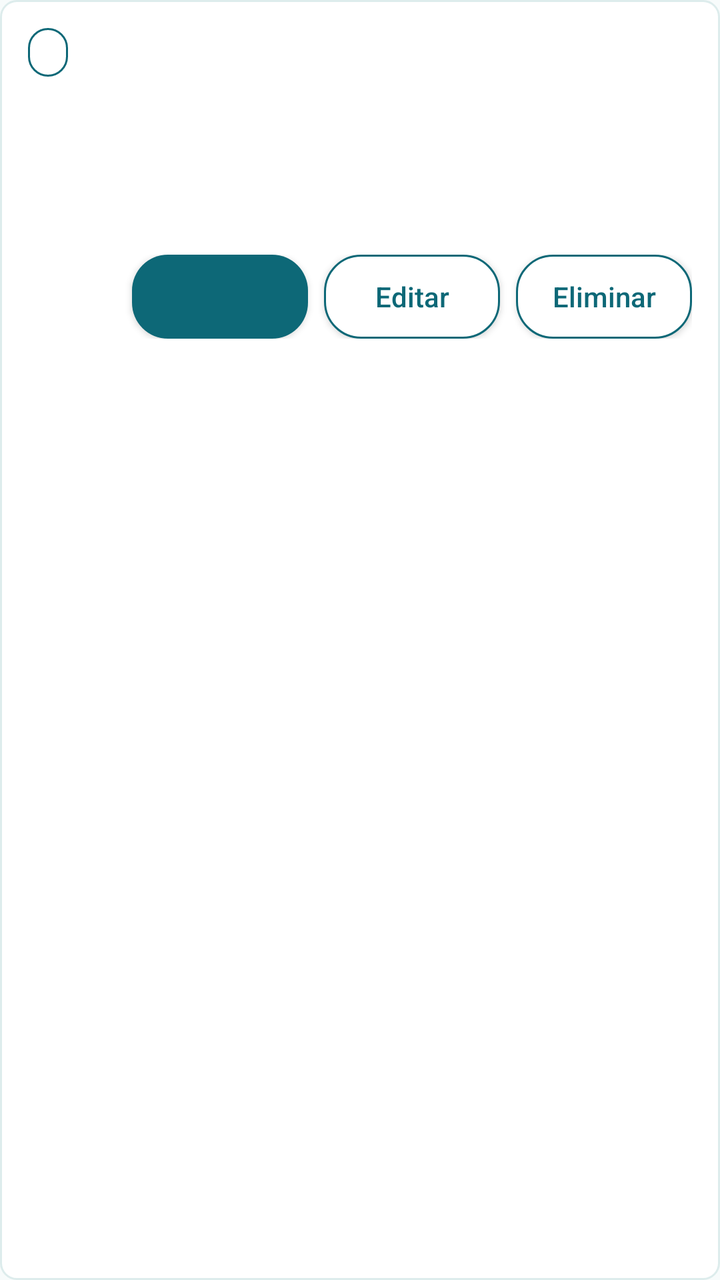
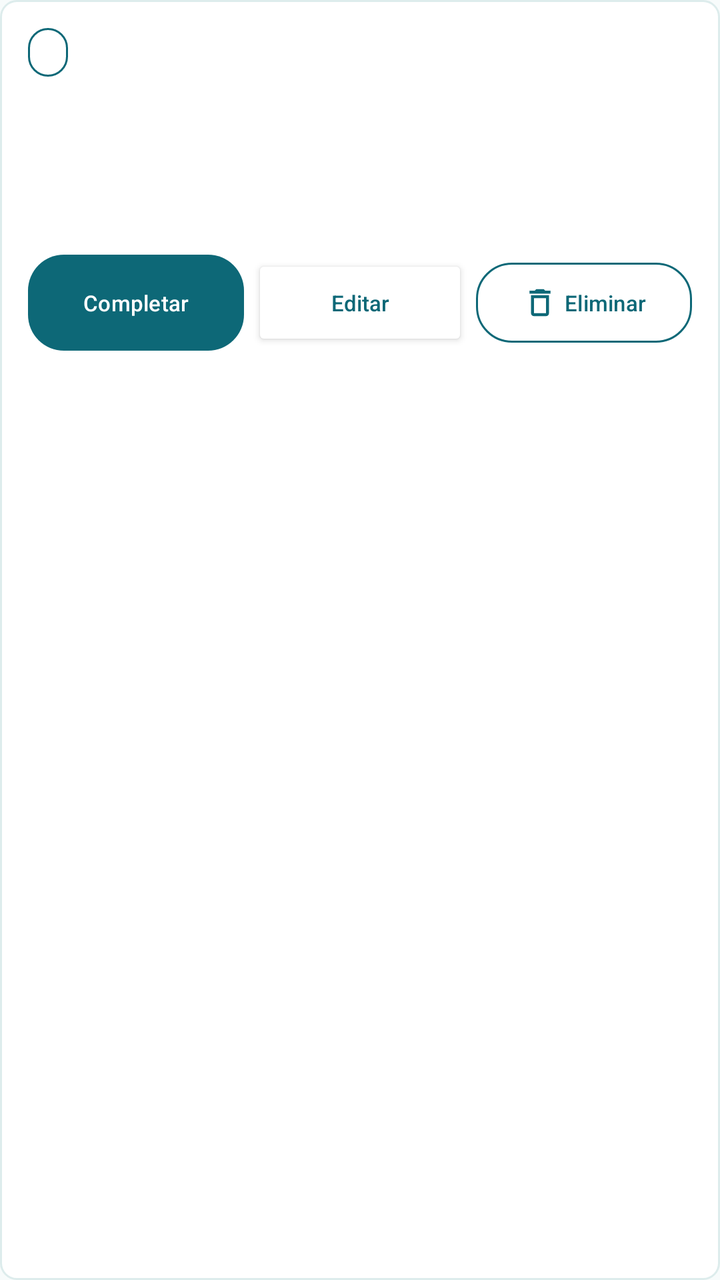

The first picture is an Android layout as it rendered before a commit; the second is the same layout after the commit. The layout source and the unified diff follow.
<!-- AndroidManifest.xml: application theme Theme.FinalProject -->
<!-- res/layout/item_task.xml -->
<?xml version="1.0" encoding="utf-8"?>
<LinearLayout xmlns:android="http://schemas.android.com/apk/res/android"
    android:layout_width="match_parent"
    android:layout_height="wrap_content"
    android:layout_marginBottom="10dp"
    android:background="@drawable/bg_task_item"
    android:orientation="vertical"
    android:padding="14dp">

    <TextView
        android:id="@+id/taskStatusText"
        android:layout_width="wrap_content"
        android:layout_height="wrap_content"
        android:background="@drawable/bg_help_button"
        android:paddingStart="10dp"
        android:paddingTop="4dp"
        android:paddingEnd="10dp"
        android:paddingBottom="4dp"
        android:textColor="@color/homepet_primary"
        android:textSize="12sp"
        android:textStyle="bold" />

    <TextView
        android:id="@+id/taskTitleText"
        android:layout_width="match_parent"
        android:layout_height="wrap_content"
        android:layout_marginTop="8dp"
        android:textColor="@color/homepet_text"
        android:textSize="18sp"
        android:textStyle="bold" />

    <TextView
        android:id="@+id/taskMetaText"
        android:layout_width="match_parent"
        android:layout_height="wrap_content"
        android:layout_marginTop="4dp"
        android:textColor="@color/homepet_text_muted"
        android:textSize="13sp" />

    <TextView
        android:id="@+id/taskDescriptionText"
        android:layout_width="match_parent"
        android:layout_height="wrap_content"
        android:layout_marginTop="6dp"
        android:textColor="@color/homepet_text"
        android:textSize="14sp" />

    <TextView
        android:id="@+id/taskLocationText"
        android:layout_width="match_parent"
        android:layout_height="wrap_content"
        android:layout_marginTop="6dp"
        android:textColor="@color/homepet_text_muted"
        android:textSize="13sp"
        android:visibility="gone" />

    <Button
        android:id="@+id/openLocationButton"
        android:layout_width="wrap_content"
        android:layout_height="42dp"
        android:layout_marginTop="8dp"
        android:text="@string/open_in_maps"
        android:textAllCaps="false"
        android:visibility="gone" />

    <LinearLayout
        android:layout_width="match_parent"
        android:layout_height="wrap_content"
        android:layout_marginTop="10dp"
        android:gravity="end"
        android:orientation="horizontal">

        <Button
            android:id="@+id/completeTaskButton"
            android:layout_width="wrap_content"
            android:layout_height="42dp"
            android:background="@drawable/bg_primary_button"
            android:backgroundTint="@null"
            android:textAllCaps="false"
            android:textColor="@color/homepet_on_primary" />

        <Button
            android:id="@+id/editTaskButton"
            android:layout_width="wrap_content"
            android:layout_height="42dp"
            android:layout_marginStart="8dp"
            android:background="@drawable/bg_help_button"
            android:backgroundTint="@null"
            android:text="@string/edit_task"
            android:textAllCaps="false"
            android:textColor="@color/homepet_primary" />

        <Button
            android:id="@+id/deleteTaskButton"
            android:layout_width="wrap_content"
            android:layout_height="42dp"
            android:layout_marginStart="8dp"
            android:background="@drawable/bg_help_button"
            android:backgroundTint="@null"
            android:text="@string/delete_task"
            android:textAllCaps="false"
            android:textColor="@color/homepet_primary" />
    </LinearLayout>
</LinearLayout>
<!-- resources referenced by this layout -->
<resources>
  <color name="homepet_on_primary">#FFFFFFFF</color>
  <color name="homepet_primary">#0D6877</color>
  <color name="homepet_text">#1F2D2F</color>
  <color name="homepet_text_muted">#71858A</color>
  <!-- drawable bg_primary_button (drawable) -->
  <?xml version="1.0" encoding="utf-8"?>
  <selector xmlns:android="http://schemas.android.com/apk/res/android">
      <item android:state_pressed="true">
          <shape>
              <solid android:color="@color/homepet_primary_dark" />
              <corners android:radius="18dp" />
          </shape>
      </item>
      <item>
          <shape>
              <solid android:color="@color/homepet_primary" />
              <corners android:radius="18dp" />
          </shape>
      </item>
  </selector>
  <!-- drawable bg_task_item (drawable) -->
  <?xml version="1.0" encoding="utf-8"?>
  <shape xmlns:android="http://schemas.android.com/apk/res/android">
      <solid android:color="@color/homepet_surface" />
      <stroke
          android:width="1dp"
          android:color="@color/homepet_input_border" />
      <corners android:radius="8dp" />
  </shape>
  <string name="delete_task">Eliminar</string>
  <string name="edit_task">Editar</string>
  <string name="open_in_maps">Abrir ubicación</string>
  <style name="Theme.FinalProject" parent="Base.Theme.FinalProject" />
  <color name="homepet_pressed_surface">#E8F2F3</color>
  <color name="homepet_surface">#FFFFFFFF</color>
  <color name="homepet_primary_dark">#084E5A</color>
  <color name="homepet_input_border">#DDECEC</color>
  <color name="white">#FFFFFFFF</color>
  <color name="homepet_background">#F7FBFB</color>
  <!-- unchanged entries left out for length: 2 -->
</resources>

<!-- the commit's change to res/layout/item_task.xml (unified diff, before → after) -->
@@ -1,5 +1,6 @@
 <?xml version="1.0" encoding="utf-8"?>
 <LinearLayout xmlns:android="http://schemas.android.com/apk/res/android"
+    xmlns:app="http://schemas.android.com/apk/res-auto"
     android:layout_width="match_parent"
     android:layout_height="wrap_content"
     android:layout_marginBottom="10dp"
@@ -54,14 +55,24 @@
         android:textSize="13sp"
         android:visibility="gone" />
 
-    <Button
+    <com.google.android.material.button.MaterialButton
         android:id="@+id/openLocationButton"
-        android:layout_width="wrap_content"
-        android:layout_height="42dp"
+        android:layout_width="match_parent"
+        android:layout_height="48dp"
         android:layout_marginTop="8dp"
+        android:maxLines="1"
         android:text="@string/open_in_maps"
         android:textAllCaps="false"
-        android:visibility="gone" />
+        android:textColor="@color/homepet_primary"
+        android:visibility="gone"
+        app:backgroundTint="@color/homepet_surface"
+        app:cornerRadius="18dp"
+        app:icon="@drawable/ic_map_24"
+        app:iconGravity="textStart"
+        app:iconPadding="8dp"
+        app:iconTint="@color/homepet_primary"
+        app:strokeColor="@color/homepet_primary"
+        app:strokeWidth="1dp" />
 
     <LinearLayout
         android:layout_width="match_parent"
@@ -70,35 +81,69 @@
         android:gravity="end"
         android:orientation="horizontal">
 
-        <Button
+        <com.google.android.material.button.MaterialButton
             android:id="@+id/completeTaskButton"
-            android:layout_width="wrap_content"
-            android:layout_height="42dp"
+            android:layout_width="0dp"
+            android:layout_height="48dp"
+            android:layout_weight="1"
             android:background="@drawable/bg_primary_button"
             android:backgroundTint="@null"
+            android:drawableStart="@drawable/ic_check_24"
+            android:drawablePadding="3dp"
+            android:drawableTint="@color/homepet_on_primary"
+            android:maxLines="1"
+            android:minWidth="0dp"
+            android:paddingStart="4dp"
+            android:paddingEnd="4dp"
+            android:text="@string/complete_task"
             android:textAllCaps="false"
-            android:textColor="@color/homepet_on_primary" />
+            android:textColor="@color/homepet_on_primary"
+            android:textSize="11sp" />
 
         <Button
             android:id="@+id/editTaskButton"
-            android:layout_width="wrap_content"
-            android:layout_height="42dp"
-            android:layout_marginStart="8dp"
-            android:background="@drawable/bg_help_button"
-            android:backgroundTint="@null"
+            android:layout_width="0dp"
+            android:layout_height="48dp"
+            android:layout_marginStart="4dp"
+            android:layout_weight="1"
+            android:maxLines="1"
+            android:minWidth="0dp"
+            android:paddingStart="4dp"
+            android:paddingEnd="4dp"
             android:text="@string/edit_task"
             android:textAllCaps="false"
-            android:textColor="@color/homepet_primary" />
+            android:textColor="@color/homepet_primary"
+            android:textSize="11sp"
+            app:backgroundTint="@color/homepet_surface"
+            app:cornerRadius="18dp"
+            app:icon="@drawable/ic_edit_24"
+            app:iconGravity="textStart"
+            app:iconPadding="3dp"
+            app:iconTint="@color/homepet_primary"
+            app:strokeColor="@color/homepet_primary"
+            app:strokeWidth="1dp" />
 
-        <Button
+        <com.google.android.material.button.MaterialButton
             android:id="@+id/deleteTaskButton"
-            android:layout_width="wrap_content"
-            android:layout_height="42dp"
-            android:layout_marginStart="8dp"
-            android:background="@drawable/bg_help_button"
-            android:backgroundTint="@null"
+            android:layout_width="0dp"
+            android:layout_height="48dp"
+            android:layout_marginStart="4dp"
+            android:layout_weight="1"
+            android:maxLines="1"
+            android:minWidth="0dp"
+            android:paddingStart="4dp"
+            android:paddingEnd="4dp"
             android:text="@string/delete_task"
             android:textAllCaps="false"
-            android:textColor="@color/homepet_primary" />
+            android:textColor="@color/homepet_primary"
+            android:textSize="11sp"
+            app:backgroundTint="@color/homepet_surface"
+            app:cornerRadius="18dp"
+            app:icon="@drawable/ic_delete_24"
+            app:iconGravity="textStart"
+            app:iconPadding="3dp"
+            app:iconTint="@color/homepet_primary"
+            app:strokeColor="@color/homepet_primary"
+            app:strokeWidth="1dp" />
     </LinearLayout>
 </LinearLayout>
<!-- resource entries referenced after the edit -->
@@ -29,6 +29,51 @@
           android:color="@color/homepet_input_border" />
       <corners android:radius="8dp" />
   </shape>
+  <!-- drawable ic_check_24 (drawable) -->
+  <?xml version="1.0" encoding="utf-8"?>
+  <vector xmlns:android="http://schemas.android.com/apk/res/android"
+      android:width="24dp"
+      android:height="24dp"
+      android:viewportWidth="24"
+      android:viewportHeight="24">
+      <path
+          android:fillColor="#FF000000"
+          android:pathData="M9,16.17L4.83,12L3.41,13.41L9,19L21,7L19.59,5.59L9,16.17Z" />
+  </vector>
+  <!-- drawable ic_delete_24 (drawable) -->
+  <?xml version="1.0" encoding="utf-8"?>
+  <vector xmlns:android="http://schemas.android.com/apk/res/android"
+      android:width="24dp"
+      android:height="24dp"
+      android:viewportWidth="24"
+      android:viewportHeight="24">
+      <path
+          android:fillColor="#FF000000"
+          android:pathData="M6,19C6,20.1 6.9,21 8,21H16C17.1,21 18,20.1 18,19V7H6V19M8,9H16V19H8V9M15.5,4L14.5,3H9.5L8.5,4H5V6H19V4H15.5Z" />
+  </vector>
+  <!-- drawable ic_edit_24 (drawable) -->
+  <?xml version="1.0" encoding="utf-8"?>
+  <vector xmlns:android="http://schemas.android.com/apk/res/android"
+      android:width="24dp"
+      android:height="24dp"
+      android:viewportWidth="24"
+      android:viewportHeight="24">
+      <path
+          android:fillColor="#FF000000"
+          android:pathData="M3,17.25V21H6.75L17.81,9.94L14.06,6.19L3,17.25M20.71,7.04C21.1,6.65 21.1,6 20.71,5.63L18.37,3.29C18,2.9 17.35,2.9 16.96,3.29L15.12,5.12L18.87,8.87L20.71,7.04Z" />
+  </vector>
+  <!-- drawable ic_map_24 (drawable) -->
+  <?xml version="1.0" encoding="utf-8"?>
+  <vector xmlns:android="http://schemas.android.com/apk/res/android"
+      android:width="24dp"
+      android:height="24dp"
+      android:viewportWidth="24"
+      android:viewportHeight="24">
+      <path
+          android:fillColor="#FF000000"
+          android:pathData="M12,2C8.13,2 5,5.13 5,9C5,14.25 12,22 12,22C12,22 19,14.25 19,9C19,5.13 15.87,2 12,2M12,11.5C10.62,11.5 9.5,10.38 9.5,9C9.5,7.62 10.62,6.5 12,6.5C13.38,6.5 14.5,7.62 14.5,9C14.5,10.38 13.38,11.5 12,11.5Z" />
+  </vector>
+  <string name="complete_task">Completar</string>
   <string name="delete_task">Eliminar</string>
   <string name="edit_task">Editar</string>
   <string name="open_in_maps">Abrir ubicación</string>
